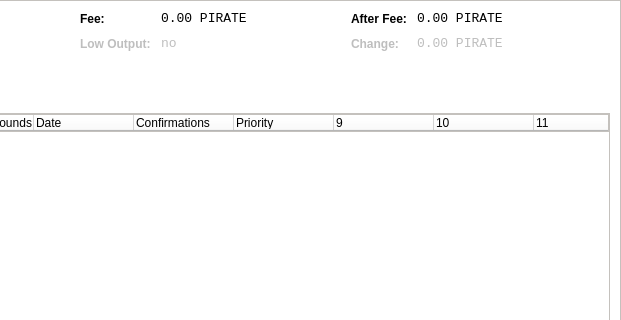
Above: src/qt/forms/coincontroldialog.ui from piratecash/piratecash before the change; both pictures show x 479 to 1100 and y 0 to 320 of the 1100 by 515 pixel window. Below: the same form after it.
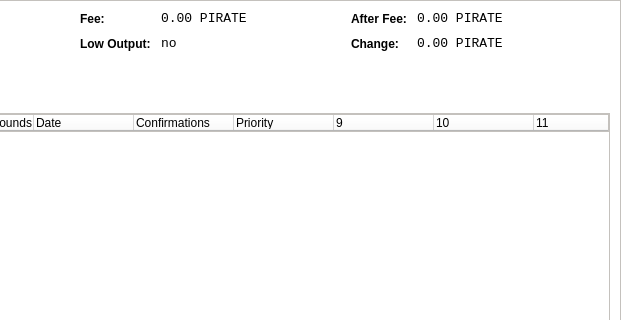
That is the form after the change. Custom widgets are drawn as their Qt base class.

```diff
--- a/src/qt/forms/coincontroldialog.ui
+++ b/src/qt/forms/coincontroldialog.ui
@@ -14,8 +14,7 @@
    <string>Coin Control</string>
   </property>
   <property name="styleSheet">
-   <string notr="true">background-color: rgb(255, 255, 255);
-border: 1px solid #c4c1bd;</string>
+   <string notr="true">background-color: rgb(255, 255, 255); color: rgb(0,0,0); border: 1px solid #c4c1bd;</string>
   </property>
   <layout class="QVBoxLayout" name="verticalLayout">
    <item>
```
